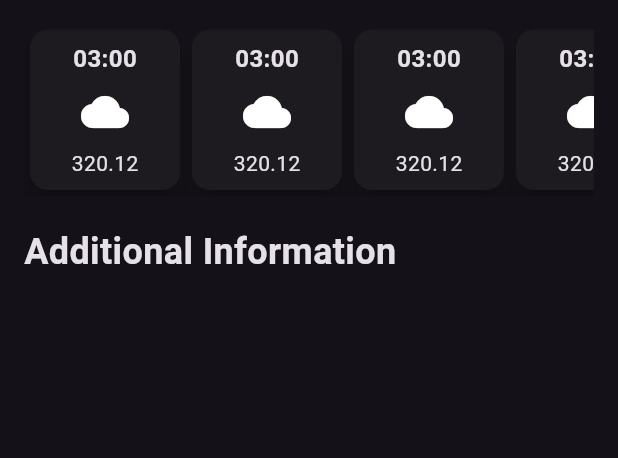
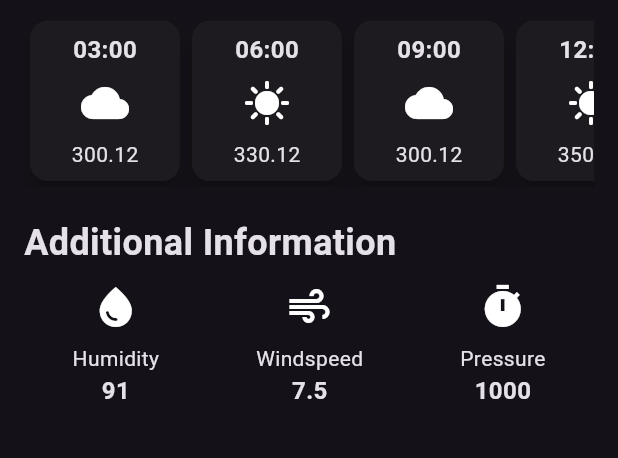
Before and after one commit to Perosky168/weather_app, a Flutter app: the screen it shows after launch, on a phone screen of 412 x 824 dp, the part 506-964 px from its top. Run offline on Flutter 3.47's test engine with Material 2 defaults, Android fonts, the phone set to English and light mode, and no system bars; network calls fail.

Commit message:
added new files

```diff
--- /dev/null
+++ b/lib/additional_info_item.dart
@@ -0,0 +1,34 @@
+import 'package:flutter/material.dart';
+
+class AdditionalInfoItem extends StatelessWidget {
+  final IconData icon;
+  final String label;
+  final String value;
+  const AdditionalInfoItem({
+    super.key,
+    required this.icon,
+    required this.label,
+    required this.value,
+  });
+
+  @override
+  Widget build(BuildContext context) {
+    return Column(
+      children: [
+        Icon(
+          icon,
+          size: 32,
+        ),
+        const SizedBox(height: 8),
+        Text(label),
+        Text(
+          value,
+          style: const TextStyle(
+            fontSize: 16,
+            fontWeight: FontWeight.bold,
+          ),
+        )
+      ],
+    );
+  }
+}
--- /dev/null
+++ b/lib/hourly_forcast_item.dart
@@ -0,0 +1,43 @@
+import 'package:flutter/material.dart';
+
+class HourlyForcastItem extends StatelessWidget {
+  final String time;
+  final String temp;
+  final IconData icon;
+  const HourlyForcastItem(
+      {super.key, required this.time, required this.temp, required this.icon});
+
+  @override
+  Widget build(BuildContext context) {
+    return Card(
+      elevation: 6,
+      child: Container(
+        width: 100,
+        padding: const EdgeInsets.all(8),
+        decoration: BoxDecoration(
+          borderRadius: BorderRadius.circular(18),
+        ),
+        child: Column(
+          children: [
+            Text(
+              time,
+              style: const TextStyle(
+                fontSize: 16,
+                fontWeight: FontWeight.bold,
+              ),
+            ),
+            const SizedBox(height: 8),
+            Icon(
+              icon,
+              size: 32,
+            ),
+            const SizedBox(height: 8),
+            Text(
+              temp,
+            ),
+          ],
+        ),
+      ),
+    );
+  }
+}
--- /dev/null
+++ b/lib/secrets.dart
@@ -0,0 +1 @@
+const openWeatherApiKey = '25d631d2d80993aaf3922f4969afe244';
--- a/lib/weather_screen.dart
+++ b/lib/weather_screen.dart
@@ -1,9 +1,44 @@
+import 'dart:convert';
 import 'dart:ui';
+import 'package:flutter/material.dart';
+import 'package:weather_app/hourly_forcast_item.dart';
+import 'package:weather_app/secrets.dart';
+import 'additional_info_item.dart';
+import 'package:http/http.dart' as http;
 
-import 'package:flutter/material.dart';
+class WeatherScreen extends StatefulWidget {
+  const WeatherScreen({super.key});
 
-class WeatherScreen extends StatelessWidget {
-  const WeatherScreen({super.key});
+  @override
+  State<WeatherScreen> createState() => _WeatherScreenState();
+}
+
+class _WeatherScreenState extends State<WeatherScreen> {
+  @override
+  void initState() {
+    super.initState();
+    getCurrencyWeather();
+  }
+
+  Future getCurrencyWeather() async {
+    try {
+      String cityName = 'London';
+      final res = await http.get(
+        Uri.parse(
+          'https://api.openweathermap.org/data/2.5/forecast?q=$cityName,uk&APPID=$openWeatherApiKey',
+        ),
+      );
+      final data = jsonDecode(res.body);
+
+      if (data['cod'] != '200') {
+        throw 'An unexpected error';
+      }
+
+      print(data['list'][0]['main']['temp']);
+    } catch (e) {
+      throw e.toString();
+    }
+  }
 
   @override
   Widget build(BuildContext context) {
@@ -81,16 +116,36 @@ class WeatherScreen extends StatelessWidget {
                 fontWeight: FontWeight.bold,
               ),
             ),
-            const SizedBox(height: 16),
+            const SizedBox(height: 10),
             const SingleChildScrollView(
               scrollDirection: Axis.horizontal,
               child: Row(
                 children: [
-                  HourlyForcastItem(),
-                  HourlyForcastItem(),
-                  HourlyForcastItem(),
-                  HourlyForcastItem(),
-                  HourlyForcastItem(),
+                  HourlyForcastItem(
+                    time: '03:00',
+                    temp: '300.12',
+                    icon: Icons.cloud,
+                  ),
+                  HourlyForcastItem(
+                    time: '06:00',
+                    temp: '330.12',
+                    icon: Icons.sunny,
+                  ),
+                  HourlyForcastItem(
+                    time: '09:00',
+                    temp: '300.12',
+                    icon: Icons.cloud,
+                  ),
+                  HourlyForcastItem(
+                    time: '12:00',
+                    temp: '350.00',
+                    icon: Icons.sunny,
+                  ),
+                  HourlyForcastItem(
+                    time: '03:00',
+                    temp: '290.00',
+                    icon: Icons.cloud,
+                  ),
                 ],
               ),
             ),
@@ -102,47 +157,30 @@ class WeatherScreen extends StatelessWidget {
                 fontWeight: FontWeight.bold,
               ),
             ),
+            const SizedBox(height: 10),
+            const Row(
+              mainAxisAlignment: MainAxisAlignment.spaceAround,
+              children: [
+                AdditionalInfoItem(
+                  icon: Icons.water_drop,
+                  label: 'Humidity',
+                  value: '91',
+                ),
+                AdditionalInfoItem(
+                  icon: Icons.air,
+                  label: 'Windspeed',
+                  value: '7.5',
+                ),
+                AdditionalInfoItem(
+                  icon: Icons.timer,
+                  label: 'Pressure',
+                  value: '1000',
+                ),
+              ],
+            )
           ],
         ),
       ),
     );
   }
 }
-
-class HourlyForcastItem extends StatelessWidget {
-  const HourlyForcastItem({super.key});
-
-  @override
-  Widget build(BuildContext context) {
-    return Card(
-      elevation: 6,
-      child: Container(
-        width: 100,
-        padding: const EdgeInsets.all(8),
-        decoration: BoxDecoration(
-          borderRadius: BorderRadius.circular(18),
-        ),
-        child: const Column(
-          children: [
-            Text(
-              '03:00',
-              style: TextStyle(
-                fontSize: 16,
-                fontWeight: FontWeight.bold,
-              ),
-            ),
-            SizedBox(height: 8),
-            Icon(
-              Icons.cloud,
-              size: 32,
-            ),
-            SizedBox(height: 8),
-            Text(
-              '320.12',
-            ),
-          ],
-        ),
-      ),
-    );
-  }
-}
--- a/pubspec.yaml
+++ b/pubspec.yaml
@@ -30,7 +30,7 @@ environment:
 dependencies:
   flutter:
     sdk: flutter
-
+  http: ^1.1.0
 
   # The following adds the Cupertino Icons font to your application.
   # Use with the CupertinoIcons class for iOS style icons.
@@ -52,7 +52,6 @@ dev_dependencies:
 
 # The following section is specific to Flutter packages.
 flutter:
-
   # The following line ensures that the Material Icons font is
   # included with your application, so that you can use the icons in
   # the material Icons class.
```
Also changed, not shown: pubspec.lock.
